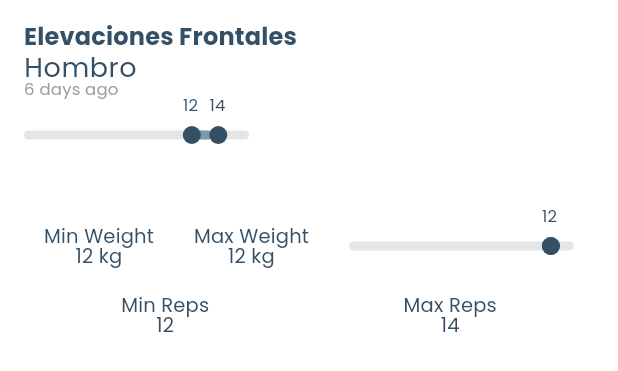
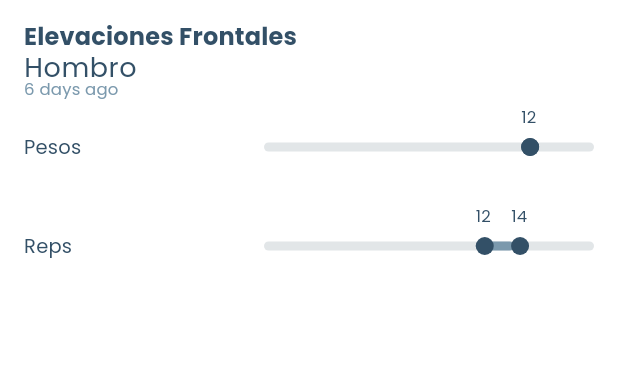
Before and after one commit to jreyesgfi/flutter_train_tracker_app, a Flutter app: the SessionInfoWidget widget shown alone on an empty page, opened directly, on a phone screen of 412 x 824 dp. Shown: the top 371 px of the screen. Run offline on Flutter 3.47's test engine with Material 3 defaults, Android fonts, the phone set to English and light mode, and no system bars; our stand-ins replace flutter_svg; missing offline and left inert: amplify_auth_cognito, amplify_core, amplify_datastore, amplify_flutter.

Commit message:
Updated SessionInfoWidget

```diff
--- a/lib/presentation_layer/widgets/common/custom_slider.dart
+++ b/lib/presentation_layer/widgets/common/custom_slider.dart
@@ -13,14 +13,15 @@ class CustomSlider extends StatelessWidget {
   @override
   Widget build(BuildContext context) {
     final theme = Theme.of(context);
-    final width = 150.0;
+    final width = 200.0;
     final scale = max + ((max - min) / 2) + 2;
     final double scaledMin = (min / scale) * width;
     final double scaledMax = (max / scale) * width;
 
     return Container(
-      width: width,
+      width: width+20,
       height: 50,
+      margin: const EdgeInsets.symmetric(vertical: 8.0),
       child: Stack(
         alignment: Alignment.center,
         children: [
--- a/lib/presentation_layer/widgets/trainingSession/session_info_widget.dart
+++ b/lib/presentation_layer/widgets/trainingSession/session_info_widget.dart
@@ -29,8 +29,10 @@ class SessionInfoWidget extends StatelessWidget {
     required this.sessionInfo
   });
 
-    @override
+  @override
   Widget build(BuildContext context) {
+    final theme = Theme.of(context);
+
     return Container(
       padding: const EdgeInsets.all(16),
       decoration: BoxDecoration(
@@ -42,53 +44,36 @@ class SessionInfoWidget extends StatelessWidget {
         children: [
           Text(
             sessionInfo.exerciseName,
-            style: Theme.of(context).textTheme.titleSmall,
+            style: theme.textTheme.titleSmall,
           ),
           SizedBox(height: 4),
           Text(
             sessionInfo.muscleGroup,
-            style: Theme.of(context).textTheme.titleMedium,
+            style: theme.textTheme.titleMedium,
           ),
           Text(
             '${sessionInfo.timeSinceLastSession} days ago',
-            style: Theme.of(context).textTheme.bodySmall?.copyWith(color: Colors.grey),
+            style: theme.textTheme.bodySmall?.copyWith(color: theme.shadowColor),
           ),
-          CustomSlider(min: sessionInfo.minReps, max: sessionInfo.maxReps),
-          SizedBox(height: 8),
-          SizedBox(height: 16),
+          // Weights
           Row(
-            mainAxisAlignment: MainAxisAlignment.spaceAround,
+            mainAxisAlignment: MainAxisAlignment.spaceBetween,
             children: [
-              Column(
-                children: [
-                  Text('Min Weight'),
-                  Text('${sessionInfo.minWeight} kg'),
-                ],
+              Text('Pesos', style: theme.textTheme.bodyMedium),
+              Align(
+                alignment: Alignment.centerRight,
+                child: CustomSlider(min: sessionInfo.minWeight, max: sessionInfo.maxWeight),
               ),
-              Column(
-                children: [
-                  Text('Max Weight'),
-                  Text('${sessionInfo.maxWeight} kg'),
-                ],
-              ),
-              CustomSlider(min: sessionInfo.minWeight, max: sessionInfo.maxWeight)
             ],
           ),
-          SizedBox(height: 8),
+          // Reps
           Row(
-            mainAxisAlignment: MainAxisAlignment.spaceAround,
+            mainAxisAlignment: MainAxisAlignment.spaceBetween,
             children: [
-              Column(
-                children: [
-                  Text('Min Reps'),
-                  Text('${sessionInfo.minReps}'),
-                ],
-              ),
-              Column(
-                children: [
-                  Text('Max Reps'),
-                  Text('${sessionInfo.maxReps}'),
-                ],
+              Text('Reps', style: theme.textTheme.bodyMedium),
+              Align(
+                alignment: Alignment.centerRight,
+                child:  CustomSlider(min: sessionInfo.minReps, max: sessionInfo.maxReps),
               ),
             ],
           ),
```
